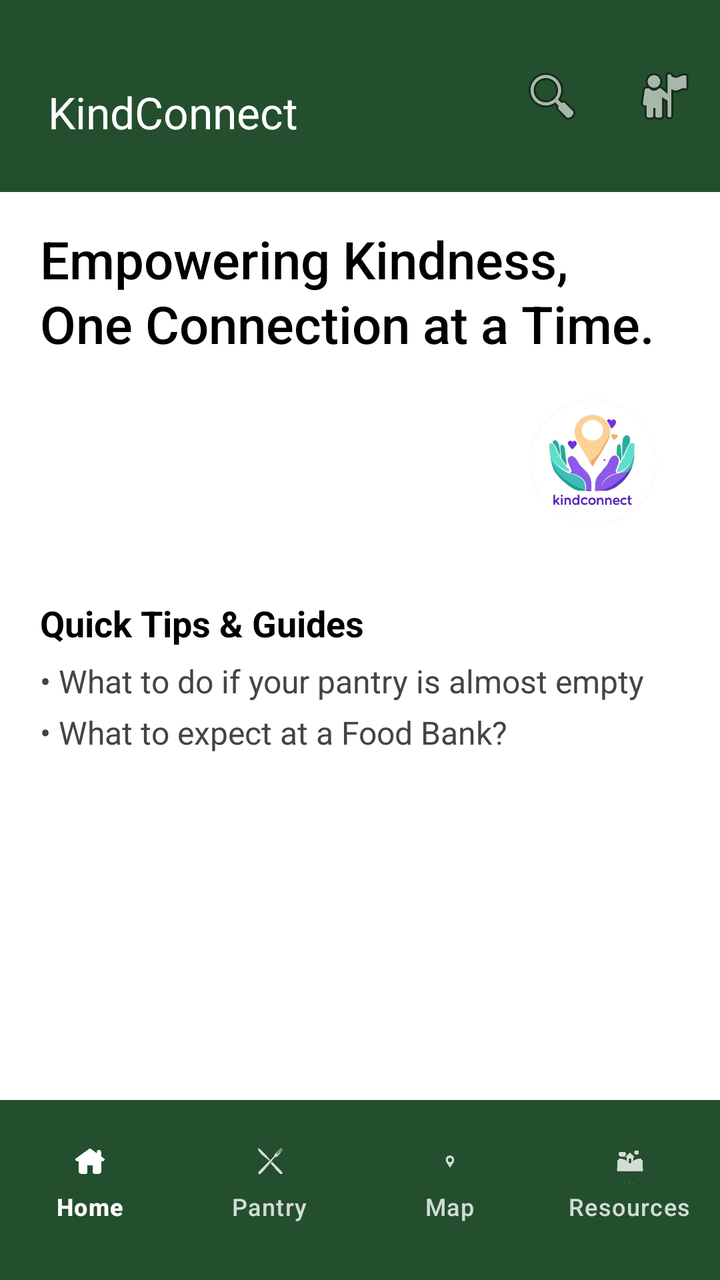
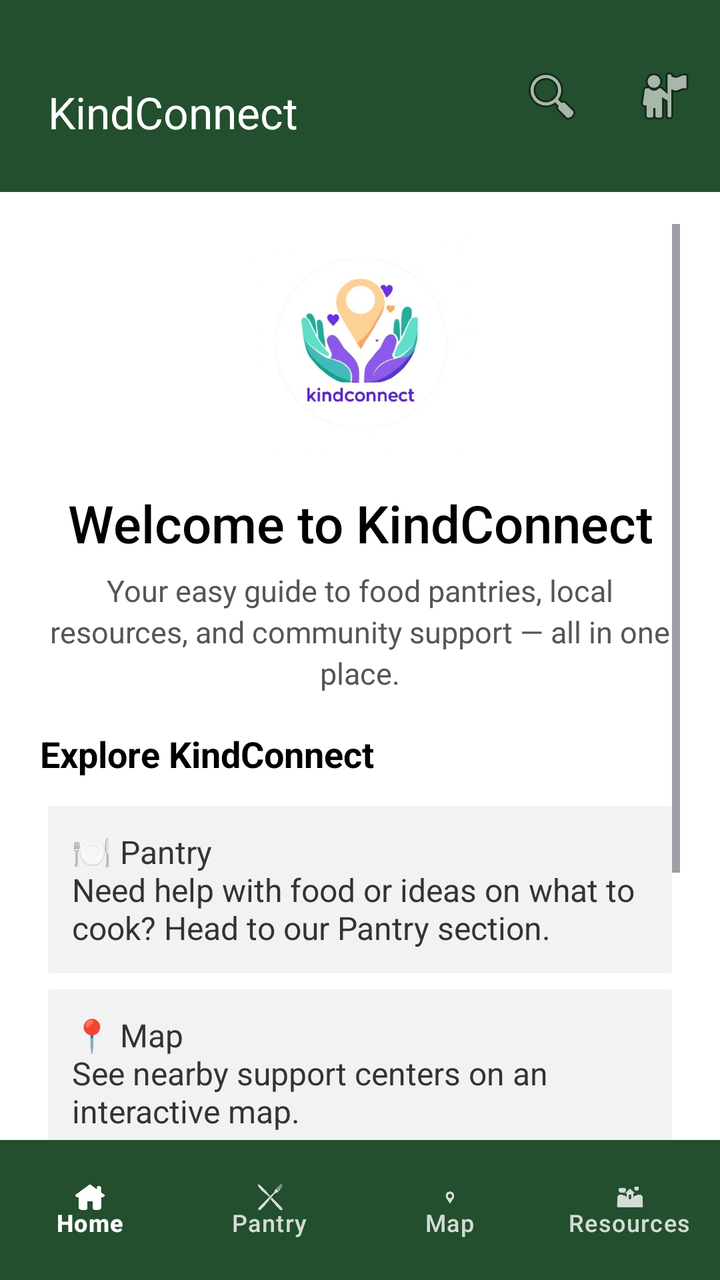

Two renders of the same Android screen: before a commit and after it. Below are the layout's source before the change and the commit's diff.
<!-- AndroidManifest.xml: application theme Theme.Material3.DayNight.NoActionBar -->
<!-- res/layout/activity_home.xml -->
<?xml version="1.0" encoding="utf-8"?>
<LinearLayout xmlns:android="http://schemas.android.com/apk/res/android"
    xmlns:app="http://schemas.android.com/apk/res-auto"
    android:orientation="vertical"
    android:layout_width="match_parent"
    android:layout_height="match_parent"
    android:background="@android:color/white"
    android:fitsSystemWindows="true">

    
    <androidx.appcompat.widget.Toolbar
        android:id="@+id/topToolbar"
        android:layout_width="match_parent"
        android:layout_height="96dp"
        android:paddingTop="16dp"
        android:background="#234F2E"
        app:title="KindConnect"
        app:titleTextColor="@android:color/white"
        app:titleMarginStart="24dp"
        app:menu="@menu/topbar_menu" />

    
    <ScrollView
        android:layout_width="match_parent"
        android:layout_height="0dp"
        android:layout_weight="1"
        android:paddingStart="20dp"
        android:paddingEnd="20dp"
        android:paddingTop="16dp"
        android:clipToPadding="false">

        <LinearLayout
            android:orientation="vertical"
            android:layout_width="match_parent"
            android:layout_height="wrap_content">

            
            <TextView
                android:id="@+id/slogan"
                android:layout_width="match_parent"
                android:layout_height="wrap_content"
                android:text="Empowering Kindness,\nOne Connection at a Time."
                android:textColor="@android:color/black"
                android:textSize="26sp"
                android:fontFamily="sans-serif-medium"
                android:lineSpacingExtra="2dp"
                android:paddingBottom="8dp" />

            
            <ImageView
                android:id="@+id/logoImage"
                android:layout_width="88dp"
                android:layout_height="88dp"
                android:layout_marginBottom="16dp"
                android:contentDescription="KindConnect logo"
                android:layout_gravity="end"
                app:srcCompat="@drawable/logo_681f9768_2fbc_4be9_b8a7_ab3797ed3351_removebg_preview_2" />

            
            <TextView
                android:layout_width="wrap_content"
                android:layout_height="wrap_content"
                android:text="Quick Tips &amp; Guides"
                android:textStyle="bold"
                android:textColor="@android:color/black"
                android:textSize="18sp"
                android:paddingTop="8dp"
                android:paddingBottom="6dp" />

            
            <TextView
                android:layout_width="wrap_content"
                android:layout_height="wrap_content"
                android:text="• What to do if your pantry is almost empty"
                android:textColor="#444444"
                android:textSize="16sp"
                android:paddingBottom="4dp" />

            <TextView
                android:layout_width="wrap_content"
                android:layout_height="wrap_content"
                android:text="• What to expect at a Food Bank?"
                android:textColor="#444444"
                android:textSize="16sp" />
        </LinearLayout>
    </ScrollView>

    
    <com.google.android.material.bottomnavigation.BottomNavigationView
        android:id="@+id/bottomNavigation"
        android:layout_width="match_parent"
        android:layout_height="90dp"
        android:background="#234F2E"
        android:clipToPadding="false"
        android:elevation="8dp"
        android:paddingTop="6dp"
        android:paddingBottom="16dp"
        app:itemActiveIndicatorStyle="@style/BottomNavActiveIndicator.Transparent"
        app:itemHorizontalTranslationEnabled="false"
        app:itemIconSize="26dp"
        app:itemIconTint="@color/bottom_nav_item_tint"
        app:itemTextColor="@color/bottom_nav_item_tint"
        app:labelVisibilityMode="labeled"
        app:menu="@menu/bottom_nav_menu" />
</LinearLayout>
<!-- resources referenced by this layout -->
<resources>
  <!-- drawable logo_681f9768_2fbc_4be9_b8a7_ab3797ed3351_removebg_preview_2: png bitmap (drawable, 205818 bytes) -->
  <style name="BottomNavActiveIndicator.Transparent" parent="">
          <item name="android:color">@android:color/transparent</item>
          <item name="android:alpha">0</item>
      </style>
</resources>

<!-- the commit's change to res/layout/activity_home.xml (unified diff, before → after) -->
@@ -35,53 +35,99 @@
             android:layout_height="wrap_content">
 
             
-            <TextView
-                android:id="@+id/slogan"
-                android:layout_width="match_parent"
-                android:layout_height="wrap_content"
-                android:text="Empowering Kindness,\nOne Connection at a Time."
-                android:textColor="@android:color/black"
-                android:textSize="26sp"
-                android:fontFamily="sans-serif-medium"
-                android:lineSpacingExtra="2dp"
-                android:paddingBottom="8dp" />
-
-            
             <ImageView
                 android:id="@+id/logoImage"
-                android:layout_width="88dp"
-                android:layout_height="88dp"
-                android:layout_marginBottom="16dp"
+                android:layout_width="120dp"
+                android:layout_height="120dp"
+                android:layout_gravity="center"
+                android:layout_marginBottom="12dp"
                 android:contentDescription="KindConnect logo"
-                android:layout_gravity="end"
                 app:srcCompat="@drawable/logo_681f9768_2fbc_4be9_b8a7_ab3797ed3351_removebg_preview_2" />
 
             
             <TextView
-                android:layout_width="wrap_content"
+                android:id="@+id/welcomeTitle"
+                android:layout_width="match_parent"
                 android:layout_height="wrap_content"
-                android:text="Quick Tips &amp; Guides"
-                android:textStyle="bold"
+                android:text="Welcome to KindConnect"
                 android:textColor="@android:color/black"
-                android:textSize="18sp"
-                android:paddingTop="8dp"
+                android:textSize="26sp"
+                android:fontFamily="sans-serif-medium"
+                android:gravity="center"
                 android:paddingBottom="6dp" />
 
             
             <TextView
-                android:layout_width="wrap_content"
+                android:id="@+id/descriptionText"
+                android:layout_width="match_parent"
                 android:layout_height="wrap_content"
-                android:text="• What to do if your pantry is almost empty"
-                android:textColor="#444444"
-                android:textSize="16sp"
-                android:paddingBottom="4dp" />
+                android:text="Your easy guide to food pantries, local resources, and community support — all in one place."
+                android:textColor="#555555"
+                android:textSize="15sp"
+                android:lineSpacingExtra="3dp"
+                android:gravity="center"
+                android:paddingBottom="18dp" />
 
+            
             <TextView
-                android:layout_width="wrap_content"
+                android:layout_width="match_parent"
                 android:layout_height="wrap_content"
-                android:text="• What to expect at a Food Bank?"
-                android:textColor="#444444"
-                android:textSize="16sp" />
+                android:text="Explore KindConnect"
+                android:textStyle="bold"
+                android:textColor="@android:color/black"
+                android:textSize="18sp"
+                android:paddingBottom="10dp" />
+
+            
+            <LinearLayout
+                android:layout_width="match_parent"
+                android:layout_height="wrap_content"
+                android:orientation="vertical"
+                android:padding="4dp">
+
+                
+                <TextView
+                    android:layout_width="match_parent"
+                    android:layout_height="wrap_content"
+                    android:padding="12dp"
+                    android:background="#F2F2F2"
+                    android:layout_marginBottom="8dp"
+                    android:text="🍽️ Pantry\nNeed help with food or ideas on what to cook? Head to our Pantry section."
+                    android:textColor="#333333"
+                    android:textSize="16sp" />
+
+                
+                <TextView
+                    android:layout_width="match_parent"
+                    android:layout_height="wrap_content"
+                    android:padding="12dp"
+                    android:background="#F2F2F2"
+                    android:layout_marginBottom="8dp"
+                    android:text="📍 Map\nSee nearby support centers on an interactive map."
+                    android:textColor="#333333"
+                    android:textSize="16sp" />
+
+                
+                <TextView
+                    android:layout_width="match_parent"
+                    android:layout_height="wrap_content"
+                    android:padding="12dp"
+                    android:background="#F2F2F2"
+                    android:layout_marginBottom="8dp"
+                    android:text="📘 Resources\nBrowse mental health, shelter, and community services."
+                    android:textColor="#333333"
+                    android:textSize="16sp" />
+
+                
+                <TextView
+                    android:layout_width="match_parent"
+                    android:layout_height="wrap_content"
+                    android:padding="12dp"
+                    android:background="#F2F2F2"
+                    android:text="🏠 Home\nReturn here anytime to explore or learn more."
+                    android:textColor="#333333"
+                    android:textSize="16sp" />
+            </LinearLayout>
         </LinearLayout>
     </ScrollView>
 
@@ -89,17 +135,19 @@
     <com.google.android.material.bottomnavigation.BottomNavigationView
         android:id="@+id/bottomNavigation"
         android:layout_width="match_parent"
-        android:layout_height="90dp"
+        android:layout_height="70dp"
         android:background="#234F2E"
         android:clipToPadding="false"
         android:elevation="8dp"
-        android:paddingTop="6dp"
-        android:paddingBottom="16dp"
+        android:paddingTop="4dp"
+        android:paddingBottom="8dp"
         app:itemActiveIndicatorStyle="@style/BottomNavActiveIndicator.Transparent"
         app:itemHorizontalTranslationEnabled="false"
         app:itemIconSize="26dp"
         app:itemIconTint="@color/bottom_nav_item_tint"
         app:itemTextColor="@color/bottom_nav_item_tint"
         app:labelVisibilityMode="labeled"
-        app:menu="@menu/bottom_nav_menu" />
+        app:menu="@menu/bottom_nav_menu"
+        app:itemBackground="@android:color/transparent"
+        />
 </LinearLayout>
